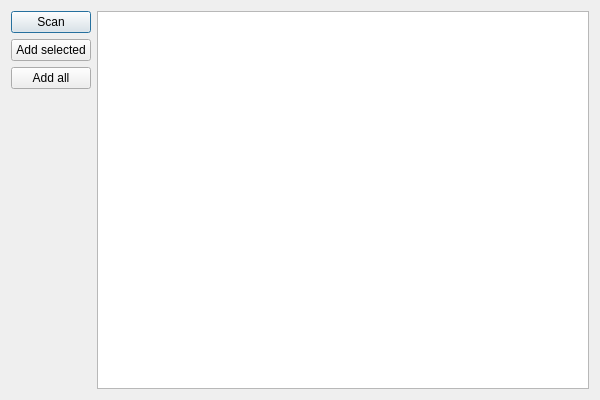
olerapx/VLSI-Designer, file app/gui/addnodesdialog/addnodesdialog.ui: the form before one commit.
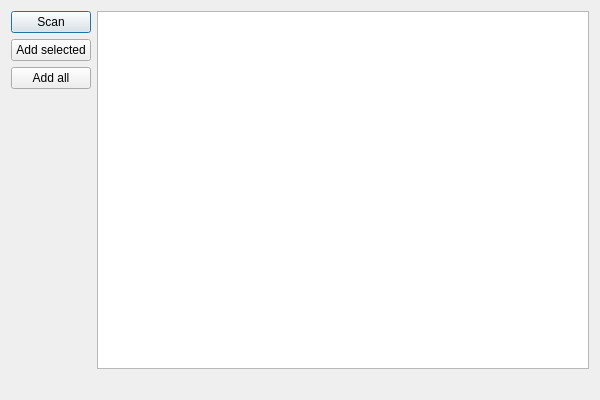
The form after the commit.

Patch:
```diff
--- a/app/gui/addnodesdialog/addnodesdialog.ui
+++ b/app/gui/addnodesdialog/addnodesdialog.ui
@@ -53,6 +53,8 @@
     </layout>
    </item>
    <item>
+    <layout class="QVBoxLayout" name="verticalLayout_2">
+     <item>
     <widget class="QTableView" name="nodesTable">
      <property name="selectionBehavior">
       <enum>QAbstractItemView::SelectRows</enum>
@@ -64,6 +66,26 @@
       <bool>true</bool>
      </attribute>
     </widget>
+     </item>
+     <item>
+      <widget class="QLabel" name="statusLabel">
+       <property name="sizePolicy">
+        <sizepolicy hsizetype="Preferred" vsizetype="Fixed">
+         <horstretch>0</horstretch>
+         <verstretch>0</verstretch>
+        </sizepolicy>
+       </property>
+       <property name="font">
+        <font>
+         <pointsize>9</pointsize>
+        </font>
+       </property>
+       <property name="text">
+        <string/>
+       </property>
+      </widget>
+     </item>
+    </layout>
    </item>
   </layout>
  </widget>
```
Left out of the diff: 15 changed lines with no effect on the pictures. Lines whose indentation alone changed are shown as unchanged.
